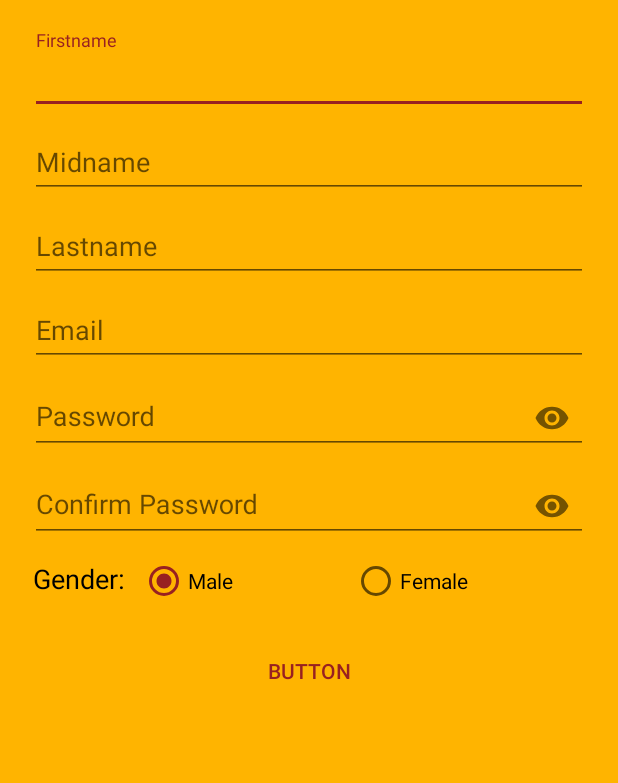
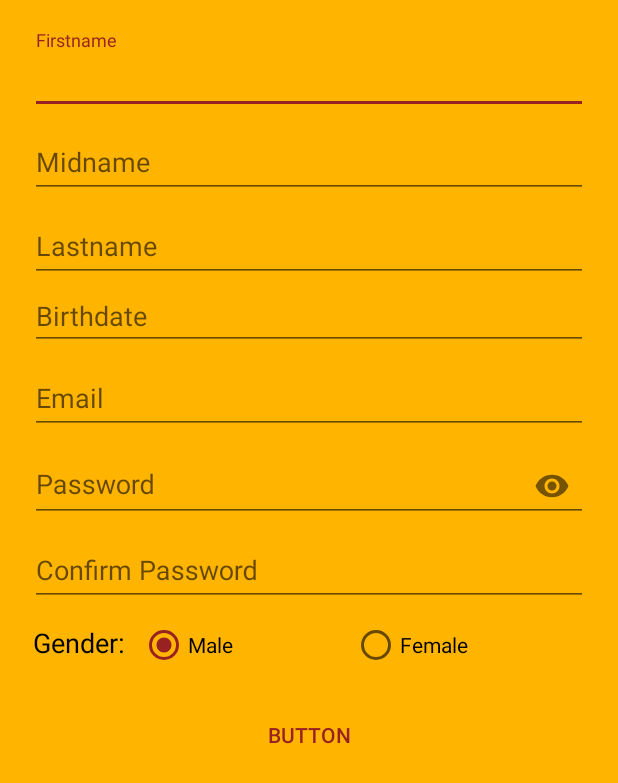
Before and after one commit to markdenverPH/Foobu, an Android app: the layout activity_registration.xml on its own in the app's theme, with its tools: preview values and no code run, on a phone screen of 412 x 824 dp. Shown: the top 783 px of the screen. Run offline under Robolectric (Android 15) with nearby library versions, the phone set to English and light mode, and no system bars.

Commit message:
registration module
registration with other personal details; almost working

```diff
--- a/app/src/main/res/layout/activity_registration.xml
+++ b/app/src/main/res/layout/activity_registration.xml
@@ -56,6 +56,16 @@
                     android:hint="Lastname" />
             </android.support.design.widget.TextInputLayout>
 
+            <EditText
+                android:id="@+id/reg_birthdate"
+                android:layout_width="match_parent"
+                android:layout_height="wrap_content"
+                android:ems="10"
+                android:focusable="false"
+                android:hint="Birthdate"
+                android:inputType="textPersonName"
+                android:onClick="birthdate" />
+
             <android.support.design.widget.TextInputLayout
                 android:id="@+id/email"
                 android:layout_width="match_parent"
@@ -88,7 +98,7 @@
                 android:id="@+id/repeat_pass"
                 android:layout_width="match_parent"
                 android:layout_height="match_parent"
-                app:passwordToggleEnabled="true">
+                app:passwordToggleEnabled="false">
 
                 <android.support.design.widget.TextInputEditText
                     android:id="@+id/reg_repeat_pass"
@@ -134,7 +144,7 @@
             </RadioGroup>
 
             <Button
-                android:id="@+id/reg_button2"
+                android:id="@+id/reg_button"
                 style="@android:style/Widget.Material.Button.Borderless"
                 android:layout_width="match_parent"
                 android:layout_height="wrap_content"
--- a/app/src/main/res/layout/activity_swipe.xml
+++ b/app/src/main/res/layout/activity_swipe.xml
@@ -5,6 +5,12 @@ xmlns:tools="http://schemas.android.com/tools"
 android:layout_width="match_parent"
 android:layout_height="match_parent"
 tools:context="com.example.babar.foobu.SwipeActivity">
+
+    <Button
+        android:id="@+id/b_logout"
+        android:layout_width="wrap_content"
+        android:layout_height="wrap_content"
+        android:text="logout" />
 
     <com.lorentzos.flingswipe.SwipeFlingAdapterView
         android:id="@+id/frame"
--- a/build.gradle
+++ b/build.gradle
@@ -17,6 +17,9 @@ buildscript {
 
 allprojects {
     repositories {
+        maven{              //manually added - mark
+            url "https://maven.google.com"
+        }
         google()
         jcenter()
     }
```
Also changed, not shown: app/src/main/AndroidManifest.xml (+6 -1 lines), app/src/main/java/com/example/babar/foobu/DatePicker.java (added, +45 -0 lines), app/src/main/java/com/example/babar/foobu/LoginActivity.java (+7 -1 lines), app/src/main/java/com/example/babar/foobu/RegistrationActivity.java (+51 -5 lines), app/src/main/java/com/example/babar/foobu/SwipeActivity.java (+16 -2 lines).
